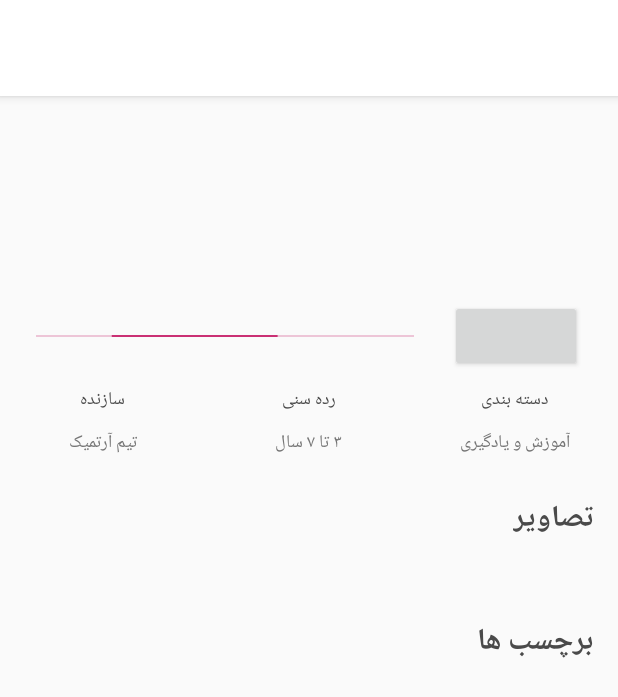
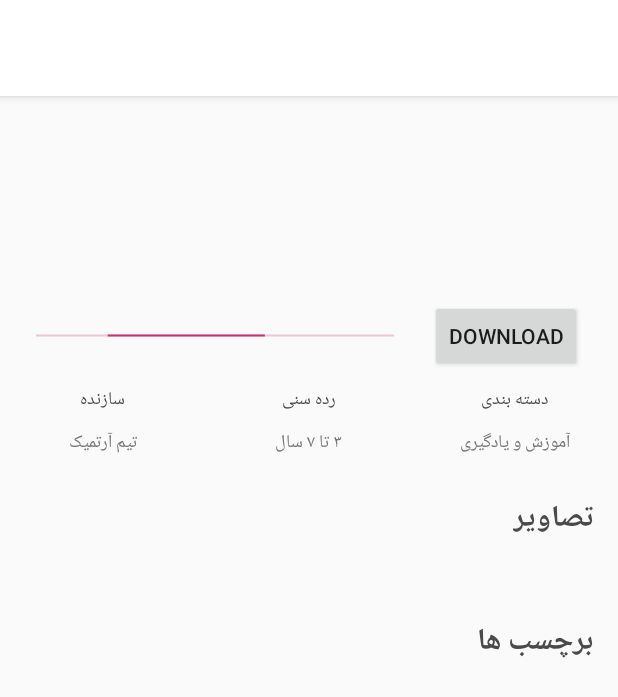
Before and after one commit to Kadouk/Kadouk-Android, an Android app: the fragment ProductPageFragment shown on its own in the app's theme, on a phone screen of 412 x 824 dp. Shown: the top 697 px of the screen. Run offline under Robolectric (Android 15) with nearby library versions, the phone set to English and light mode, and no system bars; pictures from the network do not load; 6 statements that could not run were skipped.

Commit message:
Add Download For Test!

```diff
--- a/app/src/main/AndroidManifest.xml
+++ b/app/src/main/AndroidManifest.xml
@@ -5,6 +5,8 @@
     <uses-permission android:name="android.permission.INTERNET" />
     <uses-permission android:name="android.permission.ACCESS_NETWORK_STATE" />
     <uses-permission android:name="android.permission.ACCESS_WIFI_STATE" />
+    <uses-permission android:name="android.permission.WRITE_EXTERNAL_STORAGE" />
+    <uses-permission android:name="android.permission.READ_EXTERNAL_STORAGE" />
 
     <!-- bekhatere inke aval az hame .Font ro init konim ino inja gozashtam -->
     <application
--- /dev/null
+++ b/app/src/main/java/com/kadouk/app/InstallAPK.java
@@ -0,0 +1,109 @@
+package com.kadouk.app;
+
+import android.app.NotificationManager;
+import android.content.Context;
+import android.content.Intent;
+import android.net.Uri;
+import android.os.AsyncTask;
+import android.os.Environment;
+import android.support.v4.app.NotificationCompat;
+import android.util.Log;
+import android.widget.ProgressBar;
+import android.widget.Toast;
+
+import java.io.File;
+import java.io.FileNotFoundException;
+import java.io.FileOutputStream;
+import java.io.InputStream;
+import java.net.HttpURLConnection;
+import java.net.URL;
+
+/**
+ * Created by jahan on 2/18/2019 AD.
+ */
+
+public class InstallAPK extends AsyncTask<String,Void,Void> {
+
+    ProgressBar progressBar;
+    int status = 0;
+    int progress = 0;
+    NotificationCompat.Builder notificationBuilder;
+    NotificationManager notificationManager;
+
+    private Context context;
+    public void setContext(Context context, ProgressBar progress){
+        this.context = context;
+        this.progressBar = progress;
+    }
+
+    public void onPreExecute() {
+//        progressBar.
+
+    }
+
+    @Override
+    protected Void doInBackground(String... arg0) {
+        int sentData = 0;
+        try {
+            URL url = new URL(arg0[0]);
+            HttpURLConnection c = (HttpURLConnection) url.openConnection();
+            c.setRequestMethod("GET");
+            c.setDoOutput(false);
+            c.setRequestProperty("User-Agent","Mozilla/5.0 ( compatible ) ");
+            c.setRequestProperty("Accept","*/*");
+            c.connect();
+            Log.e("File", "FileNotFoundException! lllp");
+            File sdcard = Environment.getExternalStorageDirectory();
+
+            File myDir = new File(sdcard,"Android/data/com.mycompany.android.games/temp");
+            Log.e("File", "FileNotFoundException! lllp");
+            myDir.mkdirs();
+
+            Log.e("File", "FileNotFoundException! lllp");
+            File outputFile = new File(myDir, "temp.apk");
+            Log.e("File", "FileNotFoundException! lllp");
+            if(outputFile.exists()){
+                outputFile.delete();
+            }
+            FileOutputStream fos = new FileOutputStream(outputFile);
+            Log.e("File", "FileNotFoundException! lllp");
+            int status = c.getResponseCode();
+            Log.e("File", "FileNotFoundException!" + status );
+            InputStream is = c.getInputStream();
+            Log.e("File", "FileNotFoundException! lllp");
+            byte[] buffer = new byte[1024];
+            int len1 = 0;
+            while ((len1 = is.read(buffer)) != -1) {
+                fos.write(buffer, 0, len1);
+//                sentData += len1;
+//                int progress = (int) ((sentData / (float) length) * 100);
+//                publishProgress(progress);
+            }
+            fos.flush();
+            fos.close();
+            is.close();
+            Log.e("File", "FileNotFoundException! lllp");
+            Intent intent = new Intent(Intent.ACTION_VIEW);
+            intent.setDataAndType(Uri.fromFile(new File(sdcard,"Android/data/com.mycompany.android.games/temp/temp.apk")), "application/vnd.android.package-archive");
+            intent.setFlags(Intent.FLAG_ACTIVITY_NEW_TASK); // without this flag android returned a intent error!
+            context.startActivity(intent);
+
+
+        } catch (FileNotFoundException fnfe) {
+            status = 1;
+            Log.e("File", "FileNotFoundException! " + fnfe);
+        }
+
+        catch(Exception e)
+        {
+            Log.e("UpdateAPP", "Exception " + e);
+        }
+        return null;
+    }
+
+    public void onPostExecute(Void unused) {
+//        progressDialog.dismiss();
+        if(status == 1)
+            Toast.makeText(context,"Game Not Available",Toast.LENGTH_LONG).show();
+    }
+}
--- a/app/src/main/java/com/kadouk/app/ProductPageFragment.java
+++ b/app/src/main/java/com/kadouk/app/ProductPageFragment.java
@@ -1,8 +1,10 @@
 package com.kadouk.app;
 
-import android.content.Context;
+import android.app.ProgressDialog;
+import android.content.Intent;
+import android.content.pm.PackageManager;
+import android.os.Bundle;
 import android.support.v4.app.Fragment;
-import android.os.Bundle;
 import android.support.v7.app.ActionBar;
 import android.support.v7.widget.LinearLayoutManager;
 import android.support.v7.widget.RecyclerView;
@@ -11,7 +13,9 @@ import android.util.Log;
 import android.view.LayoutInflater;
 import android.view.View;
 import android.view.ViewGroup;
+import android.widget.Button;
 import android.widget.ImageView;
+import android.widget.ProgressBar;
 import android.widget.TextView;
 
 import com.bumptech.glide.Glide;
@@ -20,18 +24,22 @@ import com.bumptech.glide.request.RequestOptions;
 import com.kadouk.app.model.Content;
 import com.kadouk.app.webService.APIClient;
 import com.kadouk.app.webService.APIInterface;
+
 import java.util.List;
+
 import retrofit2.Call;
 import retrofit2.Callback;
 import retrofit2.Response;
 
-public class ProductPageFragment extends Fragment {
+public class ProductPageFragment extends Fragment  {
 
     RecyclerView mRecyclerViewProduct;
     RecyclerView.LayoutManager mLayoutManagerProduct;
     List<com.kadouk.app.model.Media> Media;
     ImageView ImageViewApp;
     TextView TextViewAppName, TextViewAppDesc, TextViewAppSize, TextViewAppCost;
+
+    Button BtnDownload;
 
     public ProductPageFragment() {
 
@@ -40,7 +48,7 @@ public class ProductPageFragment extends Fragment {
     @Override
     public View onCreateView(LayoutInflater inflater, ViewGroup container,
                              Bundle savedInstanceState) {
-        View view = inflater.inflate(R.layout.fragment_product_page, container, false);
+        final View view = inflater.inflate(R.layout.fragment_product_page, container, false);
 
         String name = getArguments().getString("name");
         String id = getArguments().getString("appId");
@@ -58,6 +66,8 @@ public class ProductPageFragment extends Fragment {
         mLayoutManagerProduct = new LinearLayoutManager(getContext(), LinearLayoutManager.HORIZONTAL, false);
         mRecyclerViewProduct.setLayoutManager(mLayoutManagerProduct);
 
+        BtnDownload = (Button) view.findViewById(R.id.download_btn);
+
         Toolbar toolbar = view.findViewById(R.id.product_toolbar);
         ((MainActivity)getActivity()).setSupportActionBar(toolbar);
         ((MainActivity)getActivity()).getSupportActionBar().setDisplayShowTitleEnabled(false);
@@ -66,10 +76,78 @@ public class ProductPageFragment extends Fragment {
         if (actionBar != null) {
             actionBar.setDisplayHomeAsUpEnabled(true);
         }
+        getAppData(Integer.parseInt(id));
 
-        getAppData(Integer.parseInt(id));
+        Intent i;
+        PackageManager manager = getActivity().getPackageManager();
+        try {
+            i = manager.getLaunchIntentForPackage("com.mycompany.mygame");
+            if (i == null)
+                throw new PackageManager.NameNotFoundException();
+            i.addCategory(Intent.CATEGORY_LAUNCHER);
+            startActivity(i);
+        } catch (PackageManager.NameNotFoundException e) {
+            InstallAPK downloadAndInstall = new InstallAPK();
+            ProgressBar progressBar = view.findViewById(R.id.pbProcessing);
+            ProgressDialog progress = new ProgressDialog(getActivity());
+            progress.setCancelable(false);
+            progress.setMessage("Downloading...");
+            downloadAndInstall.setContext(getActivity(), progressBar);
+            downloadAndInstall.execute("http://kadouk.com/kadouk/public/api/download/apk/1/app/43/test.apk");
+        }
+
+        Button btnDownload = view.findViewById(R.id.download_btn);
+//        btnDownload.setOnClickListener(new View.OnClickListener() {
+//            @Override
+//            public void onClick(View v) {
+//                Intent i;
+//                PackageManager manager = getActivity().getPackageManager();
+//                try {
+//                    i = manager.getLaunchIntentForPackage("com.mycompany.mygame");
+//                    if (i == null)
+//                        throw new PackageManager.NameNotFoundException();
+//                    i.addCategory(Intent.CATEGORY_LAUNCHER);
+//                    startActivity(i);
+//                } catch (PackageManager.NameNotFoundException e) {
+//                    InstallAPK downloadAndInstall = new InstallAPK();
+//                    ProgressDialog progress = new ProgressDialog(getActivity());
+//                    progress.setCancelable(false);
+//                    progress.setMessage("Downloading...");
+//                    downloadAndInstall.setContext(getActivity(), progress);
+//                    downloadAndInstall.execute("http://kadouk.com/kaouk/public/api/download/app/1/app/43/test.apk");
+//                }
+//            }
+//        });
+
+
+//        BtnDownload.setOnClickListener(new View.OnClickListener()
+//        {
+//            @Override
+//            public void onClick(View v)
+//            {
+//                Intent i;
+//                PackageManager manager = getActivity().getPackageManager();
+//                try {
+//                    i = manager.getLaunchIntentForPackage("com.mycompany.mygame");
+//                    if (i == null)
+//                        throw new PackageManager.NameNotFoundException();
+//                    i.addCategory(Intent.CATEGORY_LAUNCHER);
+//                    startActivity(i);
+//                } catch (PackageManager.NameNotFoundException e) {
+//                    InstallAPK downloadAndInstall = new InstallAPK();
+//                    ProgressDialog progress = new ProgressDialog(getActivity());
+//                    progress.setCancelable(false);
+//                    progress.setMessage("Downloading...");
+//                    downloadAndInstall.setContext(getActivity(), progress);
+//                    downloadAndInstall.execute("http://kadouk.com/kaouk/public/api/download/app/1/app/43/test.apk");
+//                }
+//            }
+//        });
+
+
         return view;
     }
+
 
     private void getAppData(int id) {
 
--- a/app/src/main/java/com/kadouk/app/webService/APIInterface.java
+++ b/app/src/main/java/com/kadouk/app/webService/APIInterface.java
@@ -41,6 +41,7 @@ public interface APIInterface{
  Call<RegisterResponse> register (@Field("name") String name, @Field("gender") String kidGender, @Field("phone") String phone, @Field("birth") String birth) ;
 
  @POST ("get/version?version=")
+//@POST ("payment?version=")
  @FormUrlEncoded
  Call<ContentRespons> sendAPICode (@Field("version") String API) ;
 
--- a/app/src/main/res/layout/fragment_product_page.xml
+++ b/app/src/main/res/layout/fragment_product_page.xml
@@ -94,7 +94,9 @@
                 <Button
                     android:layout_width="wrap_content"
                     android:layout_height="wrap_content"
-                    android:layout_marginRight="@dimen/space_large"/>
+                    android:layout_marginRight="@dimen/space_large"
+                    android:text="Download"
+                    android:id="@+id/btn-download" />
 
             </LinearLayout>
 
--- a/app/src/main/res/values/styles.xml
+++ b/app/src/main/res/values/styles.xml
@@ -229,6 +229,7 @@
 
     <style name="SplashTheme" parent="Theme.AppCompat.Light.NoActionBar">
         <item name="android:windowBackground">@drawable/splash_background</item>
+
     </style>
 
     <style name="noAnimTheme" parent="android:Theme">
```
Also changed, not shown: app/src/main/java/com/kadouk/app/SignUpActivity.java (+3 -4 lines).
